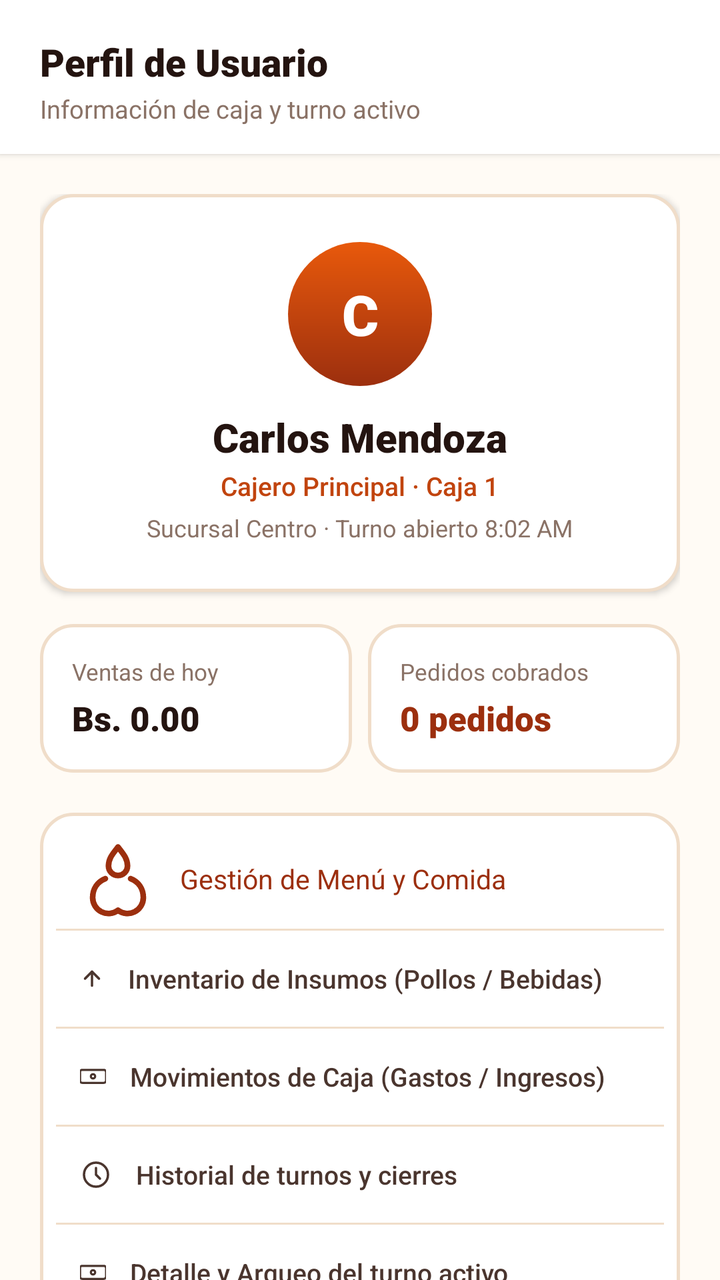
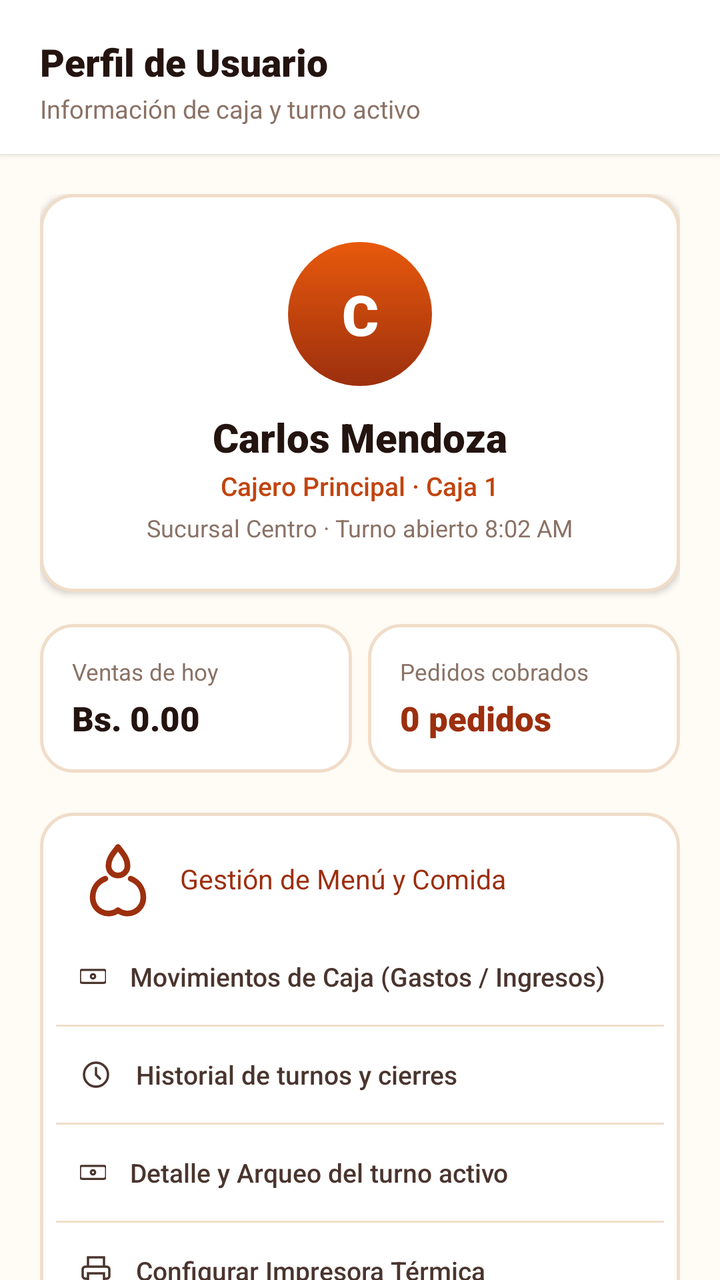

An Android layout rendered at two revisions. The XML below is the earlier revision; the diff shows what the commit changed to produce the second picture.
<!-- AndroidManifest.xml: application theme Theme.Pollogithub -->
<!-- res/layout/fragment_perfil.xml -->
<?xml version="1.0" encoding="utf-8"?>
<androidx.constraintlayout.widget.ConstraintLayout xmlns:android="http://schemas.android.com/apk/res/android"
    xmlns:app="http://schemas.android.com/apk/res-auto"
    xmlns:tools="http://schemas.android.com/tools"
    android:layout_width="match_parent"
    android:layout_height="match_parent"
    android:background="@color/paper_50">

    
    <LinearLayout
        android:id="@+id/headerPerfil"
        android:layout_width="match_parent"
        android:layout_height="wrap_content"
        android:background="@color/white"
        android:elevation="2dp"
        android:orientation="vertical"
        android:paddingHorizontal="20dp"
        android:paddingTop="18dp"
        android:paddingBottom="14dp"
        app:layout_constraintEnd_toEndOf="parent"
        app:layout_constraintStart_toStartOf="parent"
        app:layout_constraintTop_toTopOf="parent">

        <TextView
            android:layout_width="wrap_content"
            android:layout_height="wrap_content"
            android:fontFamily="sans-serif-black"
            android:text="Perfil de Usuario"
            android:textColor="@color/char_900"
            android:textSize="19sp" />

        <TextView
            android:layout_width="wrap_content"
            android:layout_height="wrap_content"
            android:layout_marginTop="2dp"
            android:fontFamily="sans-serif"
            android:text="Información de caja y turno activo"
            android:textColor="@color/char_400"
            android:textSize="12.5sp" />
    </LinearLayout>

    <androidx.core.widget.NestedScrollView
        android:layout_width="match_parent"
        android:layout_height="0dp"
        android:clipToPadding="false"
        android:paddingBottom="20dp"
        app:layout_constraintBottom_toBottomOf="parent"
        app:layout_constraintTop_toBottomOf="@id/headerPerfil">

        <LinearLayout
            android:layout_width="match_parent"
            android:layout_height="wrap_content"
            android:gravity="center_horizontal"
            android:orientation="vertical"
            android:padding="20dp">

            
            <LinearLayout
                android:layout_width="match_parent"
                android:layout_height="wrap_content"
                android:background="@drawable/bg_order_card"
                android:elevation="2dp"
                android:gravity="center"
                android:orientation="vertical"
                android:padding="24dp">

                
                <TextView
                    android:id="@+id/tvProfileAvatar"
                    android:layout_width="72dp"
                    android:layout_height="72dp"
                    android:background="@drawable/bg_avatar_circle"
                    android:fontFamily="sans-serif-black"
                    android:gravity="center"
                    android:text="C"
                    android:textColor="@color/white"
                    android:textSize="28sp" />

                
                <TextView
                    android:id="@+id/tvProfileName"
                    android:layout_width="wrap_content"
                    android:layout_height="wrap_content"
                    android:layout_marginTop="12dp"
                    android:fontFamily="sans-serif-black"
                    android:text="Carlos Mendoza"
                    android:textColor="@color/char_900"
                    android:textSize="20sp" />

                <TextView
                    android:layout_width="wrap_content"
                    android:layout_height="wrap_content"
                    android:layout_marginTop="2dp"
                    android:fontFamily="sans-serif-medium"
                    android:text="Cajero Principal · Caja 1"
                    android:textColor="@color/ember_600"
                    android:textSize="13sp" />

                <TextView
                    android:layout_width="wrap_content"
                    android:layout_height="wrap_content"
                    android:layout_marginTop="4dp"
                    android:fontFamily="sans-serif"
                    android:text="Sucursal Centro · Turno abierto 8:02 AM"
                    android:textColor="@color/char_400"
                    android:textSize="12sp" />
            </LinearLayout>

            
            <LinearLayout
                android:layout_width="match_parent"
                android:layout_height="wrap_content"
                android:layout_marginTop="16dp"
                android:orientation="horizontal">

                
                <LinearLayout
                    android:layout_width="0dp"
                    android:layout_height="wrap_content"
                    android:layout_marginEnd="8dp"
                    android:layout_weight="1"
                    android:background="@drawable/bg_order_card"
                    android:orientation="vertical"
                    android:padding="16dp">

                    <TextView
                        android:layout_width="wrap_content"
                        android:layout_height="wrap_content"
                        android:fontFamily="sans-serif"
                        android:text="Ventas de hoy"
                        android:textColor="@color/char_400"
                        android:textSize="11.5sp" />

                    <TextView
                        android:id="@+id/tvProfileVentasHoy"
                        android:layout_width="wrap_content"
                        android:layout_height="wrap_content"
                        android:layout_marginTop="4dp"
                        android:fontFamily="sans-serif-black"
                        android:text="Bs. 0.00"
                        android:textColor="@color/char_900"
                        android:textSize="17sp" />
                </LinearLayout>

                
                <LinearLayout
                    android:layout_width="0dp"
                    android:layout_height="wrap_content"
                    android:layout_weight="1"
                    android:background="@drawable/bg_order_card"
                    android:orientation="vertical"
                    android:padding="16dp">

                    <TextView
                        android:layout_width="wrap_content"
                        android:layout_height="wrap_content"
                        android:fontFamily="sans-serif"
                        android:text="Pedidos cobrados"
                        android:textColor="@color/char_400"
                        android:textSize="11.5sp" />

                    <TextView
                        android:id="@+id/tvProfilePedidosCobrados"
                        android:layout_width="wrap_content"
                        android:layout_height="wrap_content"
                        android:layout_marginTop="4dp"
                        android:fontFamily="sans-serif-black"
                        android:text="0 pedidos"
                        android:textColor="@color/ember_700"
                        android:textSize="17sp" />
                </LinearLayout>
            </LinearLayout>

            
            <LinearLayout
                android:layout_width="match_parent"
                android:layout_height="wrap_content"
                android:layout_marginTop="20dp"
                android:background="@drawable/bg_order_card"
                android:orientation="vertical"
                android:padding="8dp">

                
                <TextView
                    android:id="@+id/btnGestionMenu"
                    android:layout_width="match_parent"
                    android:layout_height="50dp"
                    android:background="?attr/selectableItemBackground"
                    android:drawableStart="@drawable/ic_flame_chicken"
                    android:drawablePadding="12dp"
                    android:drawableTint="@color/ember_700"
                    android:fontFamily="sans-serif-bold"
                    android:gravity="center_vertical"
                    android:paddingHorizontal="12dp"
                    android:text="Gestión de Menú y Comida"
                    android:textColor="@color/ember_700"
                    android:textSize="13.5sp" />

                <View
                    android:layout_width="match_parent"
                    android:layout_height="1dp"
                    android:background="@color/line_color" />

                
                <TextView
                    android:id="@+id/btnInventarioInsumos"
                    android:layout_width="match_parent"
                    android:layout_height="48dp"
                    android:background="?attr/selectableItemBackground"
                    android:drawableStart="@drawable/ic_trend_up"
                    android:drawablePadding="12dp"
                    android:drawableTint="@color/char_700"
                    android:fontFamily="sans-serif-medium"
                    android:gravity="center_vertical"
                    android:paddingHorizontal="12dp"
                    android:text="Inventario de Insumos (Pollos / Bebidas)"
                    android:textColor="@color/char_700"
                    android:textSize="13sp" />

                <View
                    android:layout_width="match_parent"
                    android:layout_height="1dp"
                    android:background="@color/line_color" />

                
                <TextView
                    android:id="@+id/btnMovimientoCaja"
                    android:layout_width="match_parent"
                    android:layout_height="48dp"
                    android:background="?attr/selectableItemBackground"
                    android:drawableStart="@drawable/ic_cash_register"
                    android:drawablePadding="12dp"
                    android:drawableTint="@color/char_700"
                    android:fontFamily="sans-serif-medium"
                    android:gravity="center_vertical"
                    android:paddingHorizontal="12dp"
                    android:text="Movimientos de Caja (Gastos / Ingresos)"
                    android:textColor="@color/char_700"
                    android:textSize="13sp" />

                <View
                    android:layout_width="match_parent"
                    android:layout_height="1dp"
                    android:background="@color/line_color" />

                
                <TextView
                    android:id="@+id/btnHistorialTurnos"
                    android:layout_width="match_parent"
                    android:layout_height="48dp"
                    android:background="?attr/selectableItemBackground"
                    android:drawableStart="@drawable/ic_clock"
                    android:drawablePadding="12dp"
                    android:drawableTint="@color/char_700"
                    android:fontFamily="sans-serif-medium"
                    android:gravity="center_vertical"
                    android:paddingHorizontal="12dp"
                    android:text="Historial de turnos y cierres"
                    android:textColor="@color/char_700"
                    android:textSize="13sp" />

                <View
                    android:layout_width="match_parent"
                    android:layout_height="1dp"
                    android:background="@color/line_color" />

                
                <TextView
                    android:id="@+id/btnShiftDetails"
                    android:layout_width="match_parent"
                    android:layout_height="48dp"
                    android:background="?attr/selectableItemBackground"
                    android:drawableStart="@drawable/ic_cash_register"
                    android:drawablePadding="12dp"
                    android:drawableTint="@color/char_700"
                    android:fontFamily="sans-serif-medium"
                    android:gravity="center_vertical"
                    android:paddingHorizontal="12dp"
                    android:text="Detalle y Arqueo del turno activo"
                    android:textColor="@color/char_700"
                    android:textSize="13sp" />

                <View
                    android:layout_width="match_parent"
                    android:layout_height="1dp"
                    android:background="@color/line_color" />

                
                <TextView
                    android:id="@+id/btnPrinterStatus"
                    android:layout_width="match_parent"
                    android:layout_height="48dp"
                    android:background="?attr/selectableItemBackground"
                    android:drawableStart="@drawable/ic_printer"
                    android:drawablePadding="12dp"
                    android:drawableTint="@color/char_700"
                    android:fontFamily="sans-serif-medium"
                    android:gravity="center_vertical"
                    android:paddingHorizontal="12dp"
                    android:text="Configurar Impresora Térmica"
                    android:textColor="@color/char_700"
                    android:textSize="13sp" />

                <View
                    android:layout_width="match_parent"
                    android:layout_height="1dp"
                    android:background="@color/line_color" />

                
                <TextView
                    android:id="@+id/btnAppVersion"
                    android:layout_width="match_parent"
                    android:layout_height="48dp"
                    android:background="?attr/selectableItemBackground"
                    android:drawableStart="@drawable/ic_check_green"
                    android:drawablePadding="12dp"
                    android:drawableTint="@color/char_400"
                    android:fontFamily="sans-serif-medium"
                    android:gravity="center_vertical"
                    android:paddingHorizontal="12dp"
                    android:text="PolloPOS v2.0.0 (Local Offline)"
                    android:textColor="@color/char_700"
                    android:textSize="13sp" />
            </LinearLayout>

            
            <androidx.appcompat.widget.AppCompatButton
                android:id="@+id/btnCloseShift"
                android:layout_width="match_parent"
                android:layout_height="52dp"
                android:layout_marginTop="20dp"
                android:background="@drawable/bg_button_primary"
                android:fontFamily="sans-serif-bold"
                android:text="Cerrar turno de caja"
                android:textAllCaps="false"
                android:textColor="@color/white"
                android:textSize="14.5sp" />

            
            <androidx.appcompat.widget.AppCompatButton
                android:id="@+id/btnLogout"
                android:layout_width="match_parent"
                android:layout_height="48dp"
                android:layout_marginTop="10dp"
                android:background="@drawable/bg_btn_outline"
                android:fontFamily="sans-serif-bold"
                android:text="Cerrar sesión"
                android:textAllCaps="false"
                android:textColor="@color/char_700"
                android:textSize="14sp" />

        </LinearLayout>
    </androidx.core.widget.NestedScrollView>

</androidx.constraintlayout.widget.ConstraintLayout>
<!-- resources referenced by this layout -->
<resources>
  <color name="char_400">#8A7266</color>
  <color name="char_700">#4A352E</color>
  <color name="char_900">#241410</color>
  <color name="ember_600">#C1440E</color>
  <color name="ember_700">#9C2F0E</color>
  <color name="line_color">#F0DDC9</color>
  <color name="paper_50">#FFFBF5</color>
  <color name="white">#FFFFFFFF</color>
  <!-- drawable bg_avatar_circle (drawable) -->
  <?xml version="1.0" encoding="utf-8"?>
  <shape xmlns:android="http://schemas.android.com/apk/res/android"
      android:shape="oval">
      <gradient
          android:angle="295"
          android:startColor="@color/ember_500"
          android:endColor="@color/ember_700" />
  </shape>
  <!-- drawable bg_btn_outline (drawable) -->
  <?xml version="1.0" encoding="utf-8"?>
  <ripple xmlns:android="http://schemas.android.com/apk/res/android"
      android:color="#1AE8590C">
      <item>
          <shape android:shape="rectangle">
              <solid android:color="@color/white" />
              <stroke
                  android:width="1.5dp"
                  android:color="@color/line_color" />
              <corners android:radius="14dp" />
          </shape>
      </item>
  </ripple>
  <!-- drawable bg_button_primary (drawable) -->
  <?xml version="1.0" encoding="utf-8"?>
  <ripple xmlns:android="http://schemas.android.com/apk/res/android"
      android:color="#33FFFFFF">
      <item>
          <shape android:shape="rectangle">
              <solid android:color="@color/ember_600" />
              <corners android:radius="14dp" />
          </shape>
      </item>
  </ripple>
  <!-- drawable bg_order_card (drawable) -->
  <?xml version="1.0" encoding="utf-8"?>
  <ripple xmlns:android="http://schemas.android.com/apk/res/android"
      android:color="#1AE8590C">
      <item>
          <shape android:shape="rectangle">
              <solid android:color="@color/white" />
              <stroke
                  android:width="1.5dp"
                  android:color="@color/line_color" />
              <corners android:radius="16dp" />
          </shape>
      </item>
  </ripple>
  <!-- drawable ic_check_green (drawable) -->
  <?xml version="1.0" encoding="utf-8"?>
  <vector xmlns:android="http://schemas.android.com/apk/res/android"
      android:width="38dp"
      android:height="38dp"
      android:viewportWidth="24"
      android:viewportHeight="24">
      <path
          android:pathData="M20,6L9,17l-5,-5"
          android:strokeColor="#4A7C3F"
          android:strokeWidth="2.4"
          android:strokeLineCap="round"
          android:strokeLineJoin="round"/>
  </vector>
  <!-- drawable ic_trend_up (drawable) -->
  <?xml version="1.0" encoding="utf-8"?>
  <vector xmlns:android="http://schemas.android.com/apk/res/android"
      android:width="12dp"
      android:height="12dp"
      android:viewportWidth="24"
      android:viewportHeight="24">
      <path
          android:pathData="M5,12l7,-7l7,7"
          android:strokeColor="#FFFFFF"
          android:strokeWidth="2.4"
          android:strokeLineCap="round"
          android:strokeLineJoin="round"/>
      <path
          android:pathData="M12,5v14"
          android:strokeColor="#FFFFFF"
          android:strokeWidth="2.4"
          android:strokeLineCap="round"/>
  </vector>
  <style name="Theme.Pollogithub" parent="Base.Theme.Pollogithub" />
  <color name="ember_500">#E8590C</color>
  <style name="Base.Theme.Pollogithub" parent="Theme.Material3.DayNight.NoActionBar">
          <item name="android:windowBackground">@color/paper_50</item>
          <item name="android:statusBarColor">@android:color/transparent</item>
          <item name="android:navigationBarColor">@color/white</item>
          <item name="android:windowLightStatusBar">true</item>
          <item name="android:windowLightNavigationBar">true</item>
      </style>
  <!-- unchanged entries left out for length: 4 -->
</resources>

<!-- the commit's change to res/layout/fragment_perfil.xml (unified diff, before → after) -->
@@ -196,32 +196,6 @@
                     android:textColor="@color/ember_700"
                     android:textSize="13.5sp" />
 
-                <View
-                    android:layout_width="match_parent"
-                    android:layout_height="1dp"
-                    android:background="@color/line_color" />
-
-                
-                <TextView
-                    android:id="@+id/btnInventarioInsumos"
-                    android:layout_width="match_parent"
-                    android:layout_height="48dp"
-                    android:background="?attr/selectableItemBackground"
-                    android:drawableStart="@drawable/ic_trend_up"
-                    android:drawablePadding="12dp"
-                    android:drawableTint="@color/char_700"
-                    android:fontFamily="sans-serif-medium"
-                    android:gravity="center_vertical"
-                    android:paddingHorizontal="12dp"
-                    android:text="Inventario de Insumos (Pollos / Bebidas)"
-                    android:textColor="@color/char_700"
-                    android:textSize="13sp" />
-
-                <View
-                    android:layout_width="match_parent"
-                    android:layout_height="1dp"
-                    android:background="@color/line_color" />
-
                 
                 <TextView
                     android:id="@+id/btnMovimientoCaja"
<!-- resource entries referenced after the edit -->
@@ -70,25 +70,6 @@
           android:strokeLineCap="round"
           android:strokeLineJoin="round"/>
   </vector>
-  <!-- drawable ic_trend_up (drawable) -->
-  <?xml version="1.0" encoding="utf-8"?>
-  <vector xmlns:android="http://schemas.android.com/apk/res/android"
-      android:width="12dp"
-      android:height="12dp"
-      android:viewportWidth="24"
-      android:viewportHeight="24">
-      <path
-          android:pathData="M5,12l7,-7l7,7"
-          android:strokeColor="#FFFFFF"
-          android:strokeWidth="2.4"
-          android:strokeLineCap="round"
-          android:strokeLineJoin="round"/>
-      <path
-          android:pathData="M12,5v14"
-          android:strokeColor="#FFFFFF"
-          android:strokeWidth="2.4"
-          android:strokeLineCap="round"/>
-  </vector>
   <style name="Theme.Pollogithub" parent="Base.Theme.Pollogithub" />
   <color name="ember_500">#E8590C</color>
   <style name="Base.Theme.Pollogithub" parent="Theme.Material3.DayNight.NoActionBar">
